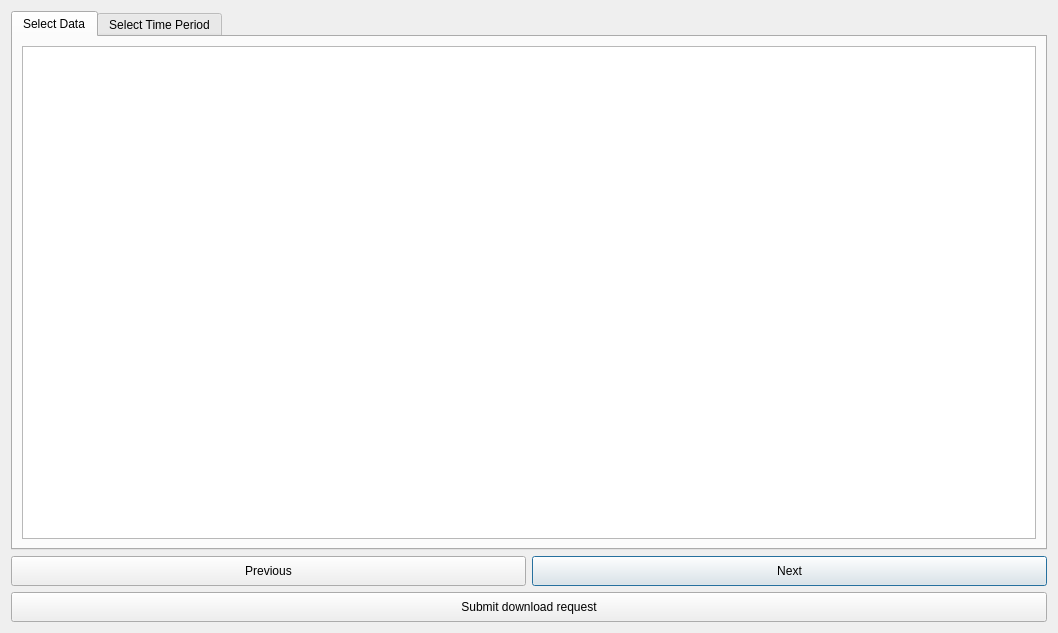
ConservationInternational/trends.earth, file LDMP/gui/DlgDownload.ui: the form before one commit.
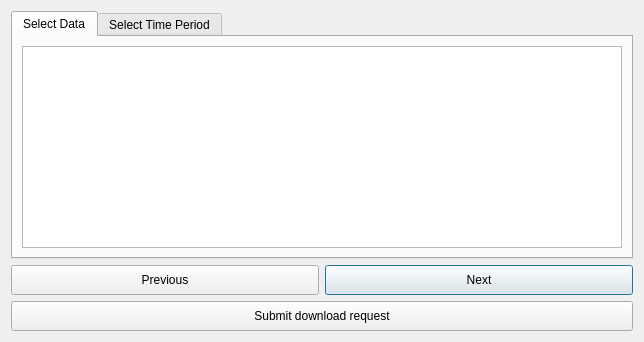
The form after the commit.

What changed in the file:
```diff
--- a/LDMP/gui/DlgDownload.ui
+++ b/LDMP/gui/DlgDownload.ui
@@ -9,12 +9,12 @@
    <rect>
     <x>0</x>
     <y>0</y>
-    <width>1058</width>
-    <height>633</height>
+    <width>642</width>
+    <height>337</height>
    </rect>
   </property>
   <property name="sizePolicy">
-   <sizepolicy hsizetype="Fixed" vsizetype="Minimum">
+   <sizepolicy hsizetype="Fixed" vsizetype="Fixed">
     <horstretch>0</horstretch>
     <verstretch>0</verstretch>
    </sizepolicy>
@@ -44,6 +44,12 @@
       <layout class="QVBoxLayout" name="verticalLayout_2">
        <item>
         <widget class="QTableView" name="data_view">
+         <property name="minimumSize">
+          <size>
+           <width>600</width>
+           <height>200</height>
+          </size>
+         </property>
          <property name="selectionMode">
           <enum>QAbstractItemView::SingleSelection</enum>
          </property>
```
Left out of the diff: 48 changed lines with no effect on the pictures.
